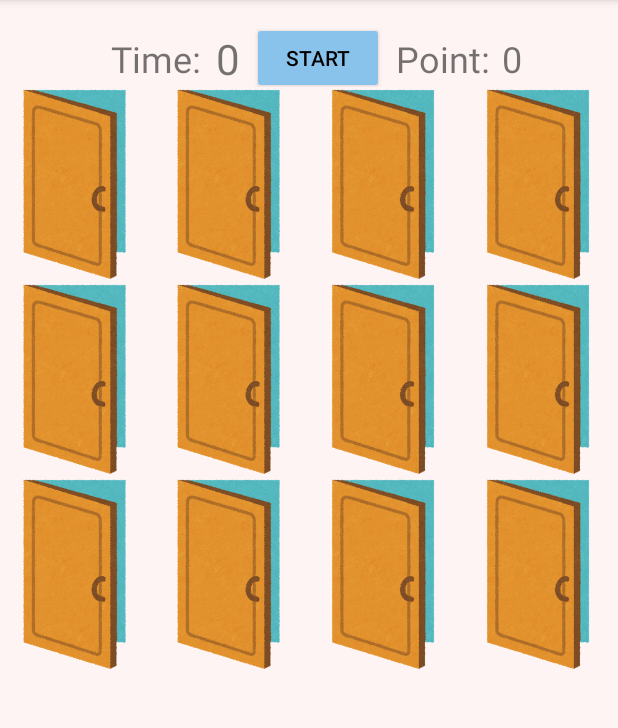
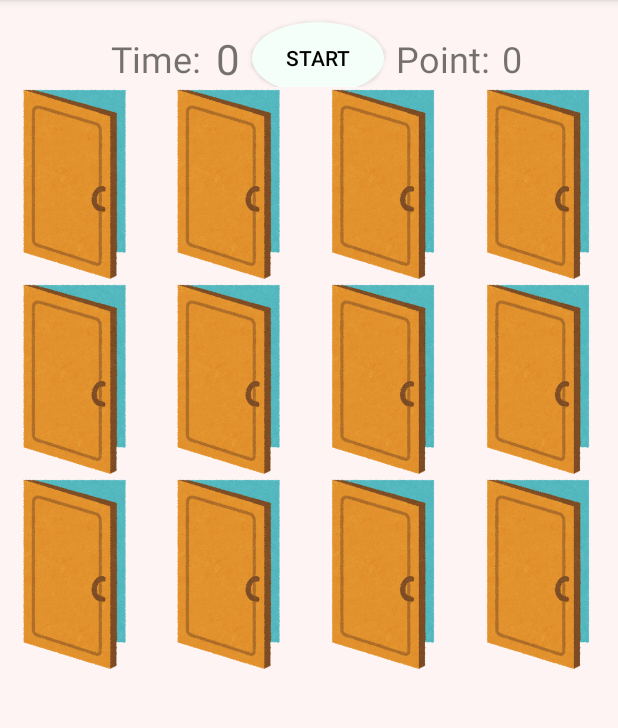
Before and after one commit to akkoIA/MyApplication, an Android app: the screen it shows after launch (MainActivity), on a phone screen of 412 x 824 dp, the part 84-812 px from its top. Run offline under Robolectric (Android 15) with nearby library versions, the phone set to English and light mode, and no system bars; libraries missing offline, so code that uses them is left out: io.realm; 5 statements that could not run were skipped.

Commit message:
textcolor backgroundcolor を変更 スタートボタンの色と、形を(丸に)変更

```diff
--- /dev/null
+++ b/app/src/main/res/drawable/button_kakumaru.xml
@@ -0,0 +1,10 @@
+<?xml version="1.0" encoding="utf-8"?>
+<selector xmlns:android="http://schemas.android.com/apk/res/android">
+
+    <item>
+        <shape android:shape="oval">
+            <solid android:color="#f5fffa"/>
+        </shape>
+    </item>
+
+</selector>
--- a/app/src/main/res/layout/activity_main.xml
+++ b/app/src/main/res/layout/activity_main.xml
@@ -45,6 +45,7 @@
                 android:layout_height="wrap_content"
                 android:layout_marginLeft="8dp"
                 android:layout_marginTop="10dp"
+                android:background="@drawable/button_kakumaru"
                 android:text="START"
                 android:textColor="@android:color/black" />
 
--- a/app/src/main/res/values/colors.xml
+++ b/app/src/main/res/values/colors.xml
@@ -2,5 +2,5 @@
 <resources>
     <color name="colorPrimary">#008577</color>
     <color name="colorPrimaryDark">#00574B</color>
-    <color name="colorAccent">#89c3eb</color>
+    <color name="colorAccent">#f5fffa</color>
 </resources>
```
